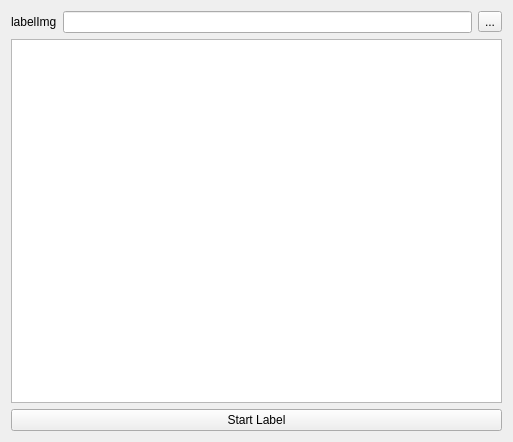
Qt form src/WidgetLabel/widgetlabel.ui (MRsoymilk/MyYolo) before a commit.
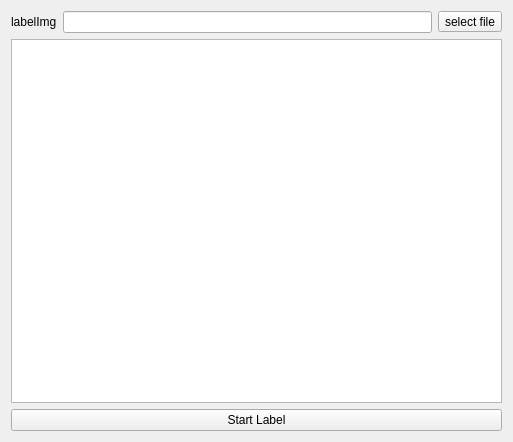
The same form after that commit.

Patch:
```diff
--- a/src/WidgetLabel/widgetlabel.ui
+++ b/src/WidgetLabel/widgetlabel.ui
@@ -29,7 +29,7 @@
      <item>
       <widget class="QToolButton" name="tBtnLabelImg">
        <property name="text">
-        <string>...</string>
+        <string>select file</string>
        </property>
       </widget>
      </item>
```
